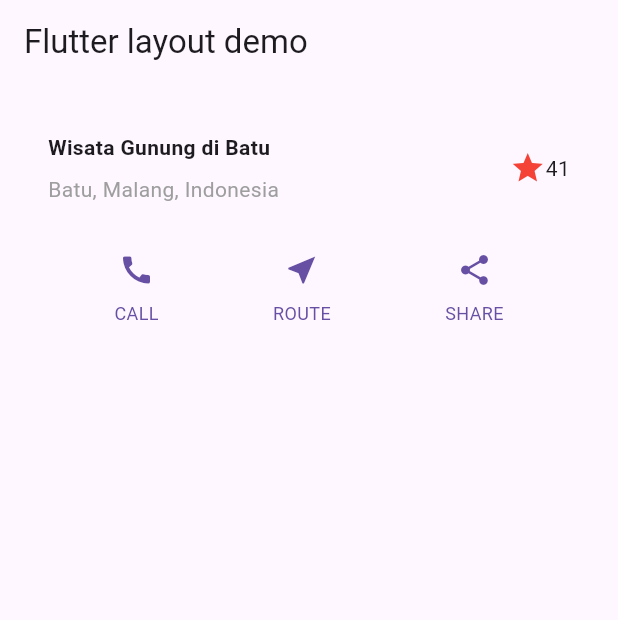
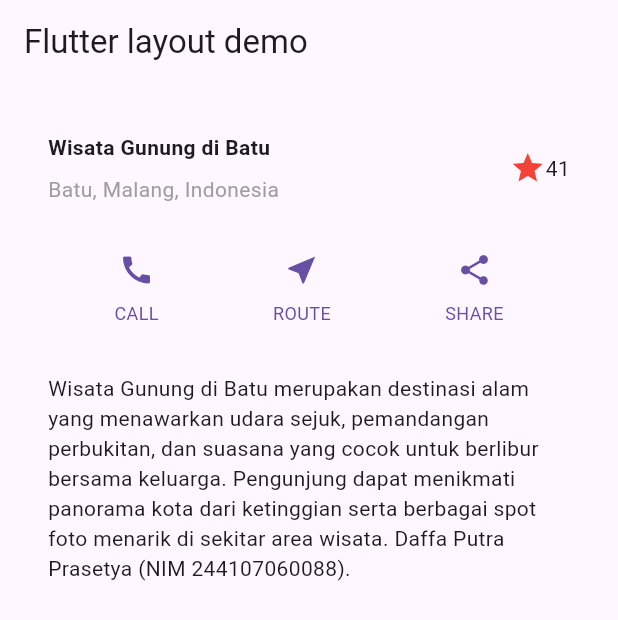
Before and after one commit to daffaputra09/pemrograman-mobile, a Flutter app: the screen it shows after launch, on a phone screen of 412 x 824 dp. Shown: the top 620 px of the screen. Run offline on Flutter 3.47's test engine with Material 3 defaults, Android fonts, the phone set to English and light mode, and no system bars.

Commit message:
praktikum 3

```diff
--- a/pertemuan_6/lib/main.dart
+++ b/pertemuan_6/lib/main.dart
@@ -54,6 +54,18 @@ class MyApp extends StatelessWidget {
       ],
     );
 
+    Widget textSection = Container(
+      padding: const EdgeInsets.all(32),
+      child: const Text(
+        'Wisata Gunung di Batu merupakan destinasi alam yang menawarkan '
+        'udara sejuk, pemandangan perbukitan, dan suasana yang cocok untuk '
+        'berlibur bersama keluarga. Pengunjung dapat menikmati panorama kota '
+        'dari ketinggian serta berbagai spot foto menarik di sekitar area wisata. '
+        'Daffa Putra Prasetya (NIM 244107060088).',
+        softWrap: true,
+      ),
+    );
+
     return MaterialApp(
       title: 'Flutter layout: Nama dan NIM Anda',
       home: Scaffold(
@@ -64,6 +76,7 @@ class MyApp extends StatelessWidget {
           children: [
             titleSection,
             buttonSection,
+            textSection,
           ],
         ),
       ),
```
Also changed, not shown: pertemuan_6/assets/praktikum_3/langkah_2.png (added), 1 other file.
